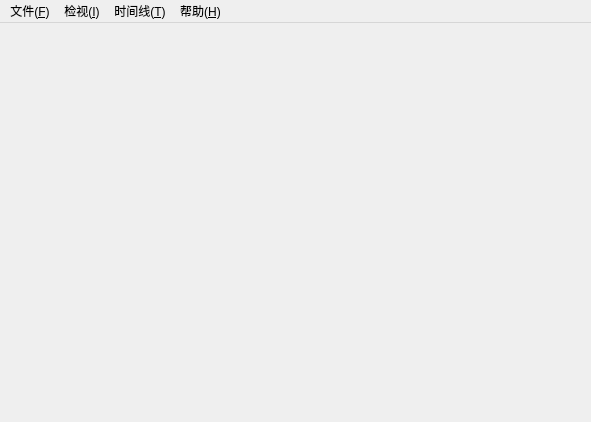
The window that src/mainwindow.ui (compilelife/loginsight) describes before a commit, drawn with Qt 5.
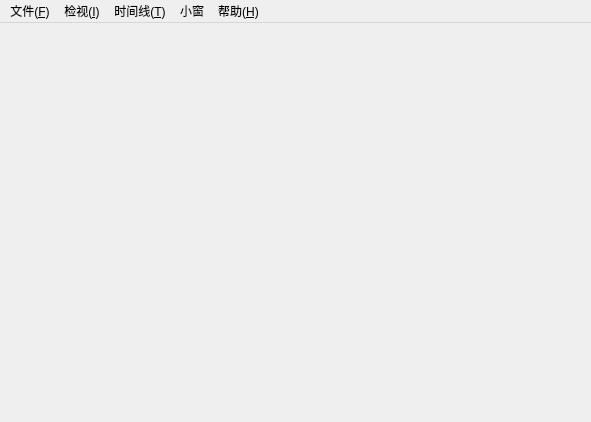
The same window after the commit.

Commit message: 界面优化

Patch:
```diff
--- a/src/mainwindow.ui
+++ b/src/mainwindow.ui
@@ -90,9 +90,15 @@
     <addaction name="actiondoc"/>
     <addaction name="actionabout"/>
    </widget>
+   <widget class="QMenu" name="menuDWidget">
+    <property name="title">
+     <string>小窗</string>
+    </property>
+   </widget>
    <addaction name="menuFile"/>
    <addaction name="menuInsight"/>
    <addaction name="menuTimeline"/>
+   <addaction name="menuDWidget"/>
    <addaction name="menuHelp"/>
   </widget>
   <action name="actionopen">
```
Left out of the diff: 10 changed lines with no effect on the pictures. The commit also changes 2 other files.
